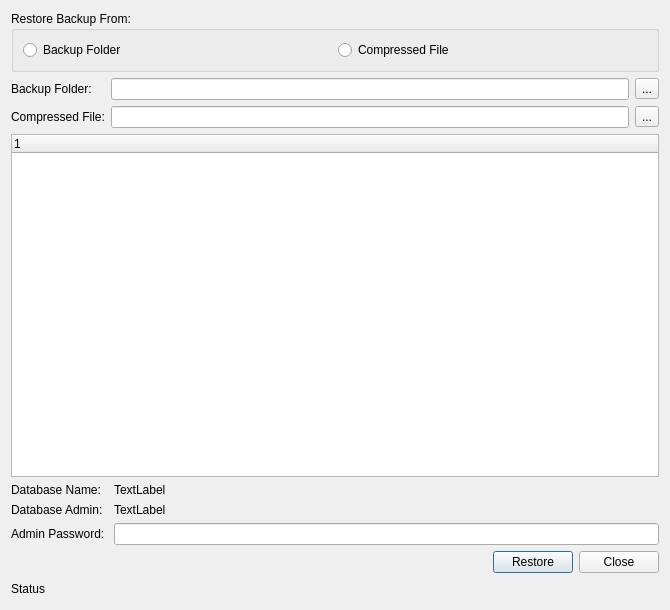
Old version of the form stdm/ui/ui_profile_backup_restore.ui in the repository gltn/stdm.
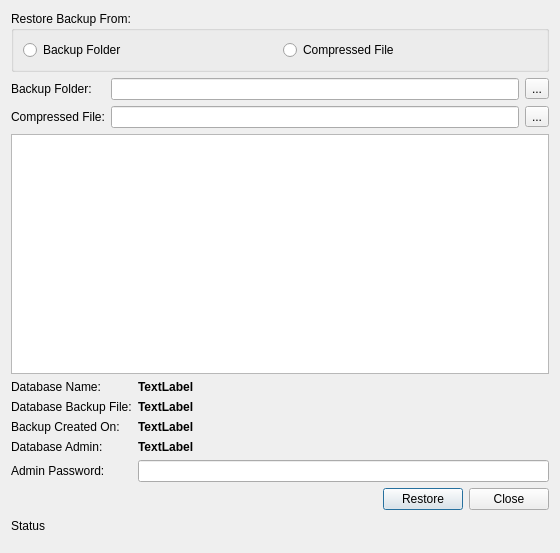
New version of the form.

Commit message:
Configuration Management: Add backup restore feature
This patch adds the initial backup restore functionality:
 - Create a database and restore from the selected backup
 - Copy configuration.stc file from selected backup to
   'Configuations' folder. This folder is found in
   the .stdm folder it shall be used as a home to store
   restored configurations
 - Copy template files (.sdt) from the selected backup to
   the default template folder.

What changed in the file:
```diff
--- a/stdm/ui/ui_profile_backup_restore.ui
+++ b/stdm/ui/ui_profile_backup_restore.ui
@@ -6,14 +6,14 @@
    <rect>
     <x>0</x>
     <y>0</y>
-    <width>670</width>
-    <height>610</height>
+    <width>560</width>
+    <height>553</height>
    </rect>
   </property>
   <property name="maximumSize">
    <size>
-    <width>670</width>
-    <height>610</height>
+    <width>560</width>
+    <height>560</height>
    </size>
   </property>
   <property name="windowTitle">
@@ -83,6 +83,9 @@
    </item>
    <item>
     <widget class="QTreeWidget" name="twProfiles">
+     <attribute name="headerVisible">
+      <bool>false</bool>
+     </attribute>
      <column>
       <property name="text">
        <string notr="true">1</string>
@@ -99,36 +102,98 @@
        </property>
       </widget>
      </item>
-     <item row="0" column="1">
-      <widget class="QLabel" name="lblDBName">
-       <property name="text">
-        <string>TextLabel</string>
-       </property>
-      </widget>
-     </item>
-     <item row="1" column="0">
+     <item row="3" column="0">
       <widget class="QLabel" name="label_4">
        <property name="text">
         <string>Database Admin:</string>
        </property>
       </widget>
      </item>
-     <item row="1" column="1">
-      <widget class="QLabel" name="lbDBAdmin">
+     <item row="3" column="1">
+      <widget class="QLabel" name="lblDBAdmin">
+       <property name="font">
+        <font>
+         <weight>75</weight>
+         <bold>true</bold>
+        </font>
+       </property>
        <property name="text">
         <string>TextLabel</string>
        </property>
       </widget>
      </item>
-     <item row="2" column="0">
+     <item row="0" column="1">
+      <widget class="QLabel" name="lblDBName">
+       <property name="font">
+        <font>
+         <weight>75</weight>
+         <bold>true</bold>
+        </font>
+       </property>
+       <property name="text">
+        <string>TextLabel</string>
+       </property>
+      </widget>
+     </item>
+     <item row="1" column="0">
+      <widget class="QLabel" name="label_6">
+       <property name="text">
+        <string>Database Backup File:</string>
+       </property>
+      </widget>
+     </item>
+     <item row="5" column="1">
+      <widget class="QLineEdit" name="edtPassword">
+       <property name="font">
+        <font>
+         <weight>75</weight>
+         <bold>true</bold>
+        </font>
+       </property>
+       <property name="echoMode">
+        <enum>QLineEdit::Password</enum>
+       </property>
+      </widget>
+     </item>
+     <item row="5" column="0">
       <widget class="QLabel" name="label_5">
        <property name="text">
         <string>Admin Password: </string>
        </property>
       </widget>
      </item>
+     <item row="2" column="0">
+      <widget class="QLabel" name="label_7">
+       <property name="text">
+        <string>Backup Created On:</string>
+       </property>
+      </widget>
+     </item>
+     <item row="1" column="1">
+      <widget class="QLabel" name="lblBackupFile">
+       <property name="font">
+        <font>
+         <weight>75</weight>
+         <bold>true</bold>
+        </font>
+       </property>
+       <property name="text">
+        <string>TextLabel</string>
+       </property>
+      </widget>
+     </item>
      <item row="2" column="1">
-      <widget class="QLineEdit" name="edtPassword"/>
+      <widget class="QLabel" name="lblDateCreated">
+       <property name="font">
+        <font>
+         <weight>75</weight>
+         <bold>true</bold>
+        </font>
+       </property>
+       <property name="text">
+        <string>TextLabel</string>
+       </property>
+      </widget>
      </item>
     </layout>
    </item>
@@ -187,6 +252,16 @@
      </item>
     </layout>
    </item>
+   <item>
+    <widget class="QFrame" name="frame">
+     <property name="frameShape">
+      <enum>QFrame::Panel</enum>
+     </property>
+     <property name="frameShadow">
+      <enum>QFrame::Raised</enum>
+     </property>
+    </widget>
+   </item>
   </layout>
  </widget>
  <resources/>
```
The commit also changes 7 other files.
